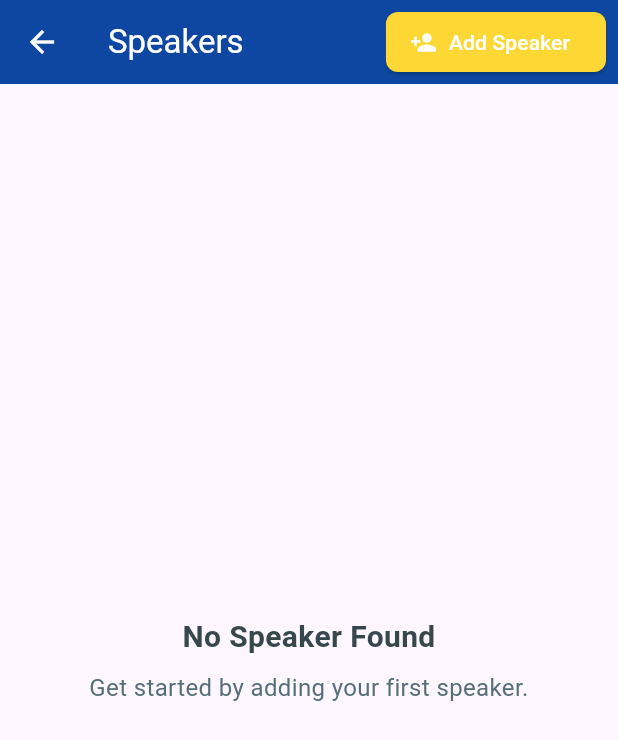
After one commit to Infinite-Dynamics25/global_connect, a Flutter app: the screen it shows after launch, after a tap on the "menu" icon, after a tap on "Speaker", on a phone screen of 412 x 824 dp. The commit adds this screen. Shown: the top 740 px of the screen. Run offline on Flutter 3.47's test engine with Material 3 defaults, Android fonts, the phone set to English and light mode, and no system bars.

Commit message:
add all pages

```diff
--- a/lib/screens/dashboard_page.dart
+++ b/lib/screens/dashboard_page.dart
@@ -5,6 +5,7 @@ import 'team.dart';
 import 'profile_page.dart';
 import 'security_page.dart';
 import 'logout_page.dart';
+import 'speaker_page.dart';
 
 void main() {
   runApp(const MyApp());
@@ -213,6 +214,19 @@ class _DashboardPageState extends State<DashboardPage> {
                 },
               ),
               ListTile(
+                leading: const Icon(Icons.mic, color: Colors.blue),
+                title: const Text('Speaker'),
+                onTap: () {
+                  Navigator.pop(context); // Close the drawer
+                  Navigator.push(
+                    context,
+                    MaterialPageRoute(
+                      builder: (context) => const SpeakerPage(),
+                    ),
+                  );
+                },
+              ),
+              ListTile(
                 leading: const Icon(Icons.group, color: Colors.blue),
                 title: const Text('Team'),
                 onTap: () {
@@ -263,7 +277,7 @@ class _DashboardPageState extends State<DashboardPage> {
                     vertical: 12,
                   ),
                   decoration: BoxDecoration(
-                    color: Colors.grey[200],
+                    color: const Color.fromARGB(255, 229, 230, 161),
                     borderRadius: BorderRadius.circular(12),
                   ),
                   child: Row(
--- /dev/null
+++ b/lib/screens/speaker_page.dart
@@ -0,0 +1,68 @@
+import 'package:flutter/material.dart';
+
+class SpeakerPage extends StatelessWidget {
+  const SpeakerPage({super.key});
+
+  @override
+  Widget build(BuildContext context) {
+    return Scaffold(
+      appBar: AppBar(
+        title: const Text(
+          'Speakers',
+          style: TextStyle(color: Colors.white),
+        ),
+        backgroundColor: Colors.blue[900],
+        iconTheme: const IconThemeData(color: Colors.white),
+        actions: <Widget>[
+          Padding(
+            padding: const EdgeInsets.symmetric(horizontal: 8.0),
+            child: ElevatedButton.icon(
+              onPressed: () {
+                // TODO: Implement add speaker functionality
+                ScaffoldMessenger.of(context).showSnackBar(
+                  const SnackBar(content: Text('Add Speaker button pressed!')),
+                );
+              },
+              icon: const Icon(Icons.person_add, color: Colors.white),
+              label: const Text(
+                'Add Speaker',
+                style: TextStyle(color: Colors.white),
+              ),
+              style: ElevatedButton.styleFrom(
+                backgroundColor: Colors.yellow[600],
+                shape: RoundedRectangleBorder(
+                  borderRadius: BorderRadius.circular(8.0),
+                ),
+              ),
+            ),
+          ),
+        ],
+      ),
+      body: Center(
+        child: Column(
+          mainAxisAlignment: MainAxisAlignment.center,
+          children: <Widget>[
+            Text(
+              'No Speaker Found',
+              style: TextStyle(
+                fontSize: 20,
+                fontWeight: FontWeight.bold,
+                color: Colors.blueGrey[800],
+              ),
+              textAlign: TextAlign.center,
+            ),
+            const SizedBox(height: 8),
+            Text(
+              'Get started by adding your first speaker.',
+              style: TextStyle(
+                fontSize: 16,
+                color: Colors.blueGrey[600],
+              ),
+              textAlign: TextAlign.center,
+            ),
+          ],
+        ),
+      ),
+    );
+  }
+}
```
